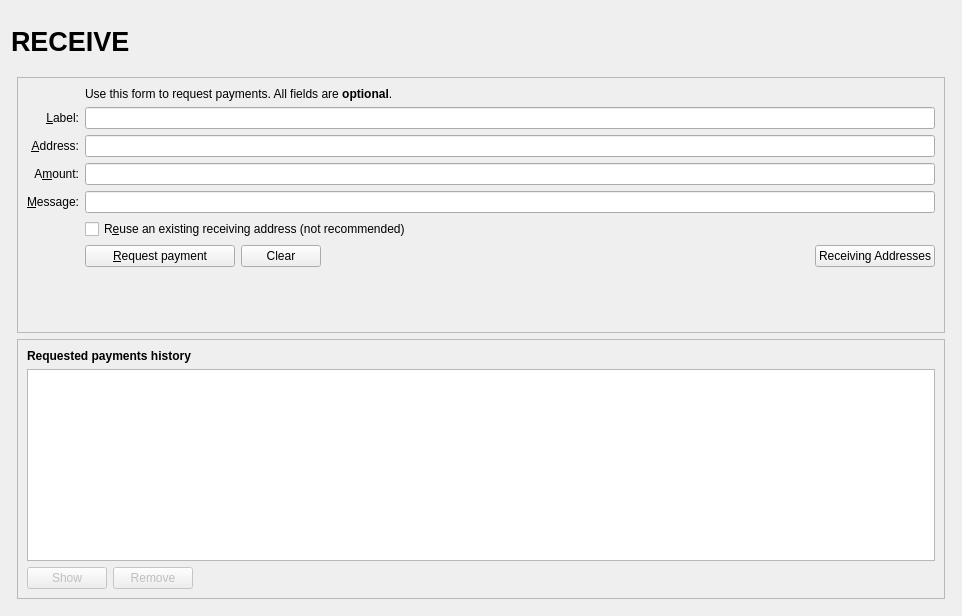
The window that src/qt/forms/receivecoinsdialog.ui (sicXnull/TEST2) describes before a commit, drawn with Qt 5.
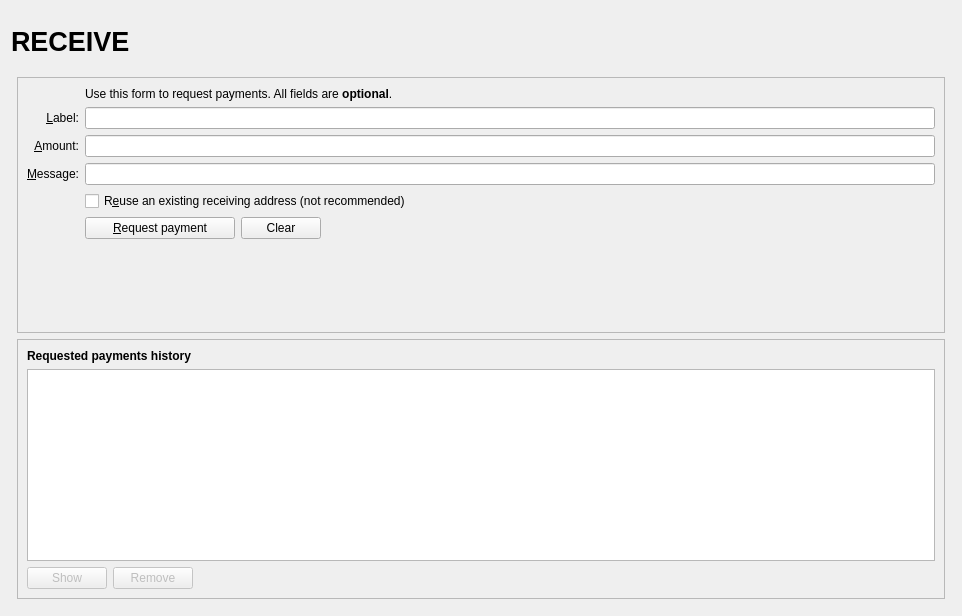
The same window after the commit. Icons and pictures are not drawn. Custom widgets are drawn as their Qt base class.

Diff of the .ui file:
```diff
--- a/src/qt/forms/receivecoinsdialog.ui
+++ b/src/qt/forms/receivecoinsdialog.ui
@@ -136,6 +136,53 @@
           <layout class="QVBoxLayout" name="verticalLayout_3">
            <item>
             <layout class="QGridLayout" name="gridLayout">
+             <item row="7" column="2">
+              <widget class="QCheckBox" name="reuseAddress">
+               <property name="toolTip">
+                <string>Reuse one of the previously used receiving addresses.&lt;br&gt;Reusing addresses has security and privacy issues.&lt;br&gt;Do not use this unless re-generating a payment request made before.</string>
+               </property>
+               <property name="text">
+                <string>R&amp;euse an existing receiving address (not recommended)</string>
+               </property>
+              </widget>
+             </item>
+             <item row="7" column="0">
+              <widget class="QLabel" name="label_4">
+               <property name="text">
+                <string/>
+               </property>
+              </widget>
+             </item>
+             <item row="6" column="0">
+              <widget class="QLabel" name="label_3">
+               <property name="toolTip">
+                <string>An optional message to attach to the payment request, which will be displayed when the request is opened. Note: The message will not be sent with the payment over the POSQ network.</string>
+               </property>
+               <property name="text">
+                <string>&amp;Message:</string>
+               </property>
+               <property name="alignment">
+                <set>Qt::AlignRight|Qt::AlignTrailing|Qt::AlignVCenter</set>
+               </property>
+               <property name="buddy">
+                <cstring>reqMessage</cstring>
+               </property>
+              </widget>
+             </item>
+             <item row="4" column="2">
+              <widget class="QLineEdit" name="reqLabel">
+               <property name="toolTip">
+                <string>An optional label to associate with the new receiving address.</string>
+               </property>
+              </widget>
+             </item>
+             <item row="6" column="2">
+              <widget class="QLineEdit" name="reqMessage">
+               <property name="toolTip">
+                <string>An optional message to attach to the payment request, which will be displayed when the request is opened.&lt;br&gt;Note: The message will not be sent with the payment over the POSQ network.</string>
+               </property>
+              </widget>
+             </item>
              <item row="2" column="2">
               <widget class="QLabel" name="label_5">
                <property name="text">
@@ -159,52 +206,13 @@
                </property>
               </widget>
              </item>
-             <item row="4" column="2">
-              <widget class="QLineEdit" name="reqLabel">
-               <property name="toolTip">
-                <string>An optional label to associate with the new receiving address.</string>
-               </property>
-              </widget>
-             </item>
              <item row="5" column="0">
               <widget class="QLabel" name="label">
                <property name="toolTip">
-                <string>Your receiving address. You can copy and use it to receive coins on this wallet. A new one will be generated once it is used.</string>
-               </property>
-               <property name="text">
-                <string>&amp;Address:</string>
-               </property>
-               <property name="alignment">
-                <set>Qt::AlignRight|Qt::AlignTrailing|Qt::AlignVCenter</set>
-               </property>
-               <property name="buddy">
-                <cstring>reqAddress</cstring>
-               </property>
-              </widget>
-             </item>
-             <item row="5" column="2">
-              <widget class="QLineEdit" name="reqAddress">
-               <property name="readOnly">
-                <bool>true</bool>
-               </property>
-               <property name="minimumSize">
-                <size>
-                 <width>80</width>
-                 <height>0</height>
-                </size>
-               </property>
-               <property name="toolTip">
-                <string>Your receiving address. You can copy and use it to receive coins on this wallet. A new one will be generated once it is used.</string>
-               </property>
-              </widget>
-             </item>
-             <item row="6" column="0">
-              <widget class="QLabel" name="label">
-               <property name="toolTip">
                 <string>An optional amount to request. Leave this empty or zero to not request a specific amount.</string>
                </property>
                <property name="text">
-                <string>A&amp;mount:</string>
+                <string>&amp;Amount:</string>
                </property>
                <property name="alignment">
                 <set>Qt::AlignRight|Qt::AlignTrailing|Qt::AlignVCenter</set>
@@ -214,7 +222,7 @@
                </property>
               </widget>
              </item>
-             <item row="6" column="2">
+             <item row="5" column="2">
               <widget class="BitcoinAmountField" name="reqAmount">
                <property name="minimumSize">
                 <size>
@@ -227,54 +235,14 @@
                </property>
               </widget>
              </item>
-             <item row="7" column="0">
-              <widget class="QLabel" name="label_3">
-               <property name="toolTip">
-                <string>An optional message to attach to the payment request, which will be displayed when the request is opened. Note: The message will not be sent with the payment over the POSQ network.</string>
-               </property>
-               <property name="text">
-                <string>&amp;Message:</string>
-               </property>
-               <property name="alignment">
-                <set>Qt::AlignRight|Qt::AlignTrailing|Qt::AlignVCenter</set>
-               </property>
-               <property name="buddy">
-                <cstring>reqMessage</cstring>
-               </property>
-              </widget>
-             </item>
-             <item row="7" column="2">
-              <widget class="QLineEdit" name="reqMessage">
-               <property name="toolTip">
-                <string>An optional message to attach to the payment request, which will be displayed when the request is opened.&lt;br&gt;Note: The message will not be sent with the payment over the POSQ network.</string>
-               </property>
-              </widget>
-             </item>
              <item row="8" column="0">
-              <widget class="QLabel" name="label_4">
-               <property name="text">
-                <string/>
-               </property>
-              </widget>
-             </item>
-             <item row="8" column="2">
-              <widget class="QCheckBox" name="reuseAddress">
-               <property name="toolTip">
-                <string>Reuse one of the previously used receiving addresses.&lt;br&gt;Reusing addresses has security and privacy issues.&lt;br&gt;Do not use this unless re-generating a payment request made before.</string>
-               </property>
-               <property name="text">
-                <string>R&amp;euse an existing receiving address (not recommended)</string>
-               </property>
-              </widget>
-             </item>
-             <item row="9" column="0">
               <widget class="QLabel" name="label_7">
                <property name="text">
                 <string/>
                </property>
               </widget>
              </item>
-             <item row="9" column="2">
+             <item row="8" column="2">
               <layout class="QHBoxLayout" name="horizontalLayout">
                <item>
                 <widget class="QPushButton" name="receiveButton">
@@ -329,23 +297,9 @@
                  </property>
                 </spacer>
                </item>
-               <item>
-                <widget class="QPushButton" name="receivingAddressesButton">
-                 <property name="text">
-                  <string>Receiving Addresses</string>
-                 </property>
-                 <property name="icon">
-                  <iconset resource="../posq.qrc">
-                   <normaloff>:/icons/address-book</normaloff>:/icons/address-book</iconset>
-                 </property>
-                 <property name="autoDefault">
-                  <bool>false</bool>
-                 </property>
-                </widget>
-               </item>
               </layout>
              </item>
-             <item row="10" column="2">
+             <item row="9" column="2">
               <spacer name="verticalSpacer">
                <property name="orientation">
                 <enum>Qt::Vertical</enum>
```
Left out of the diff: 1 changed line with no effect on the pictures.
